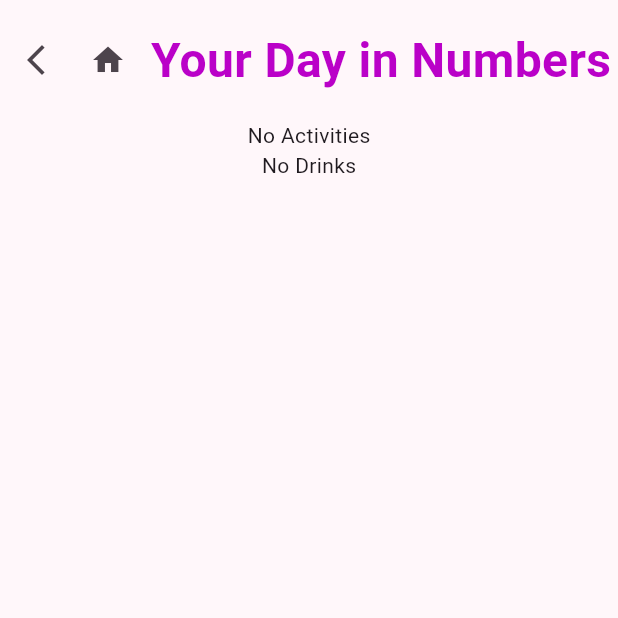
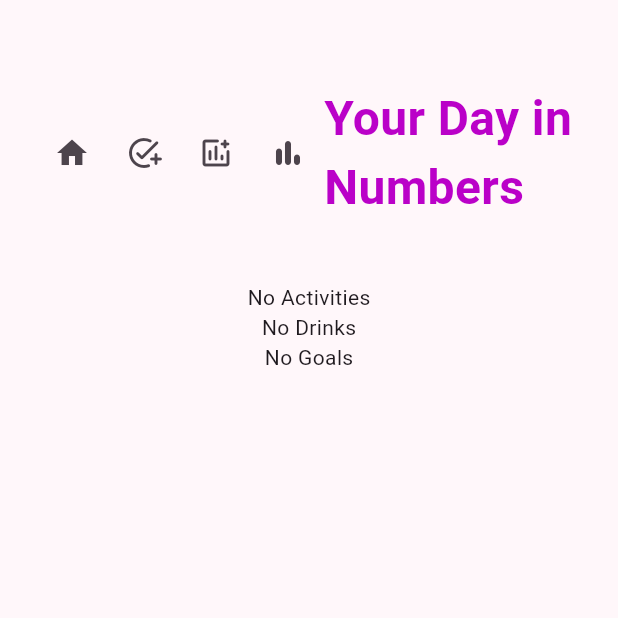
Before and after one commit to SofiaElo/flutter_application_daily_activities, a Flutter app: the ResultsScreen screen opened directly, on a phone screen of 412 x 824 dp, the top half of it. Run offline on Flutter 3.47's test engine with Material 3 defaults, Android fonts, the phone set to English and light mode, and no system bars; our stand-ins replace flutter_form_builder, form_builder_validators, get, hive_ce_flutter, syncfusion_flutter_charts; accounts and stored records are empty.

Commit message:
added goals

```diff
--- /dev/null
+++ b/lib/controllers/goals_controller.dart
@@ -0,0 +1,59 @@
+import 'package:get/get.dart';
+import 'package:hive_ce_flutter/hive_flutter.dart';
+
+import '../models/goal.dart';
+
+class GoalsController {
+  final storage = Hive.box("storage");
+
+  RxList goals;
+
+  GoalsController() : goals= [].obs {
+  if (storage.get('goals') == null) {
+    storage.put('goals', []);
+  }
+
+  goals.value = storage
+      .get('goals')
+      .map(
+        (goal) => Goal.fromJson(goal),
+      )
+      .toList();
+}
+
+void _save() {
+  storage.put(
+    'goals',
+    goals.map((goal) => goal.toJson()).toList(),
+  );
+}
+
+void add(Goal drink) {
+  goals.add(drink);
+  _save();
+}
+
+
+void increaseAmount(Goal goal) {
+    goals[goals.indexOf(goal)].amount = goals[goals.indexOf(goal)].amount + 1;
+    goals.refresh();
+    _save();
+}
+
+void decreaseAmount(Goal goal) {
+  if (goals[goals.indexOf(goal)].amount>= 1) {
+    goals[goals.indexOf(goal)].amount = goals[goals.indexOf(goal)].amount - 1;
+    goals.refresh();
+    _save();
+  }
+}
+
+void delete(Goal drink) {
+  goals.remove(drink);
+  goals.refresh();
+  _save();
+}
+
+get size => goals.length;
+
+}
--- a/lib/main.dart
+++ b/lib/main.dart
@@ -5,6 +5,7 @@ import 'package:get/get.dart';
 import 'pages/home_screen.dart';
 import 'controllers/activities_controller.dart';
 import 'package:hive_ce_flutter/hive_flutter.dart';
+import 'controllers/goals_controller.dart';
 
 class Breakpoints {
 static const sm = 640;
@@ -24,6 +25,7 @@ Future<void> main() async {
 
   Get.lazyPut<ActivitiesController>(() => ActivitiesController());
   Get.lazyPut<DrinksController>(() => DrinksController());
+  Get.lazyPut<GoalsController>(() => GoalsController());
 
   runApp(MyApp(theme: theme));
 }
--- /dev/null
+++ b/lib/models/goal.dart
@@ -0,0 +1,15 @@
+class Goal {
+final String name;
+double amount;
+
+Goal(this.name, this.amount);
+
+Map toJson() => {
+      'name': name,
+      'amount': amount,
+    };
+
+factory Goal.fromJson(Map json) {
+  return Goal(json['name'], json['amount']);
+}
+}
--- a/lib/pages/form_screen.dart
+++ b/lib/pages/form_screen.dart
@@ -4,7 +4,7 @@ import 'package:get/get.dart';
 
 import '../widgets/form_screen/drinks_part_form_screen.dart';
 import '../widgets/form_screen/activities_part_form_screen.dart';
-import '../widgets/form_screen/nav_form_screen.dart';
+import '../widgets/nav.dart';
 
 
 class Breakpoints {
@@ -21,7 +21,7 @@ Widget build(BuildContext context) {
     body: ListView(
       padding: EdgeInsets.all(24.0),
       children: [
-        NavFormScreen(),
+        Navigation(),
            size.width < Breakpoints.sm
             ? Column(
               crossAxisAlignment: CrossAxisAlignment.start,
--- a/lib/pages/results_screen.dart
+++ b/lib/pages/results_screen.dart
@@ -1,9 +1,10 @@
 import 'package:flutter/material.dart';
 import 'package:get/get.dart';
 
-import '../widgets/results_screen/nav_results_screen.dart';
 import '../widgets/results_screen/activities_part_results_screen.dart';
 import '../widgets/results_screen/drinks_part_results_screen.dart';
+import '../widgets/nav.dart';
+import '../widgets/results_screen/goals.dart';
 
 class Breakpoints {
   static const sm = 640;
@@ -16,9 +17,10 @@ Widget build(BuildContext context) {
   final size = MediaQuery.of(context).size;
   return Scaffold(
     body: ListView(
+      padding: EdgeInsets.all(24.0),
       children: [
         SizedBox(height: 16.0),
-        NavResultScreen(),
+        Navigation(),
         SizedBox(height: 16.0),
         Expanded(child:
           Center(child: size.width < Breakpoints.sm
@@ -32,6 +34,7 @@ Widget build(BuildContext context) {
             ],),
           ),
         ),
+        GoalsResultScreen(),
       ],
     )
   );
--- a/lib/widgets/form_screen/nav_form_screen.dart
+++ b/lib/widgets/nav.dart
@@ -3,10 +3,12 @@ import 'package:get/get.dart';
 
 import '../../pages/home_screen.dart';
 import '../../pages/results_screen.dart';
+import '../../pages/goals_screen.dart';
+import '../pages/form_screen.dart';
 
 
 
-class NavFormScreen extends StatelessWidget {
+class Navigation extends StatelessWidget {
 
   @override
 Widget build(BuildContext context) {
@@ -20,6 +22,21 @@ Widget build(BuildContext context) {
             onPressed: () {
               Get.to(() => HomeScreen());
             }),
+          IconButton(
+            icon: Icon(Icons.add_task_rounded),
+            onPressed: () {
+              Get.to(() => GoalScreen());
+            }),
+          IconButton(
+            icon: Icon(Icons.add_chart_rounded),
+            onPressed: () {
+              Get.to(() => FormScreen());
+            }),
+          IconButton(
+            icon: Icon(Icons.bar_chart_rounded),
+            onPressed: () {
+              Get.to(() => ResultsScreen());
+            }),
           Expanded(child: Center(
             child: Text(
               "Your Day in Numbers",
@@ -28,11 +45,7 @@ Widget build(BuildContext context) {
               ),
             ),
           ),
-          IconButton(
-            icon: Icon(Icons.arrow_forward_ios_outlined),
-            onPressed: () {
-              Get.to(() => ResultsScreen());
-            }),
+
         ],),
         SizedBox(height: 24.0),
       ],
--- /dev/null
+++ b/lib/widgets/results_screen/goals.dart
@@ -0,0 +1,30 @@
+import 'package:flutter/material.dart';
+import 'package:get/get.dart';
+
+import '../../controllers/goals_controller.dart';
+import 'goals_list.dart';
+
+
+
+class GoalsResultScreen extends StatelessWidget {
+final goalsController = Get.find<GoalsController>();
+  @override
+Widget build(BuildContext context) {
+  return  Obx(
+          () => goalsController.size == 0
+            ? Center(child: Text('No Goals'))
+            : Column(children: [
+              Container(child: Column(children: [
+                Center(child: Text(
+                  "Your goals for this day:",
+                  style: TextStyle(fontSize: 16.0,
+                  color: Color.fromRGBO(186,1,200,1)),
+                ),
+                ),
+                GoalsList(),
+              ],
+              ),),
+          ],),
+        );
+}
+}
--- a/lib/widgets/results_screen/nav_results_screen.dart
+++ /dev/null
@@ -1,33 +0,0 @@
-import 'package:flutter/material.dart';
-import 'package:get/get.dart';
-
-import '../../pages/home_screen.dart';
-import '../../pages/form_screen.dart';
-
-class NavResultScreen extends StatelessWidget {
-
-  @override
-Widget build(BuildContext context) {
-  return Row(children: [
-          IconButton(
-            icon: Icon(Icons.arrow_back_ios_new),
-            onPressed: () {
-              Get.to(() => FormScreen());
-            }),
-          IconButton(
-            icon: Icon(Icons.home),
-            onPressed: () {
-              Get.to(() => HomeScreen());
-            }),
-          Expanded(child: Center(
-            child: Text(
-              "Your Day in Numbers",
-              style: TextStyle(fontSize: 32.0, fontWeight: FontWeight.bold,
-              color: Color.fromRGBO(186,1,200,1)),
-              ),
-            ),
-          ),
-        ],
-      );
-}
-}
```
Also changed, not shown: lib/pages/goals_screen.dart (added, +27 -0 lines), lib/pages/home_screen.dart (+10 -6 lines), lib/widgets/goal_screen/form_goals.dart (added, +81 -0 lines), lib/widgets/goal_screen/list_goals.dart (added, +57 -0 lines), lib/widgets/results_screen/goals_list.dart (added, +60 -0 lines), 1 other file.
